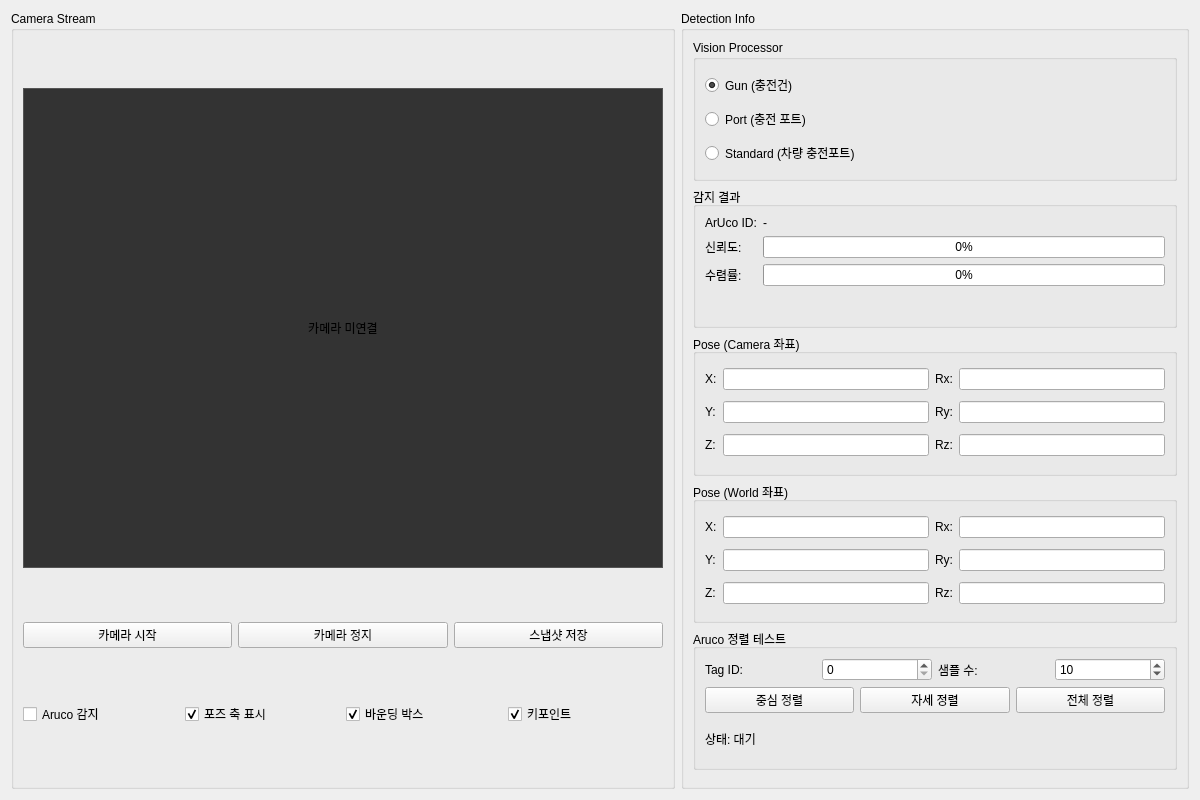
Before: the Qt Designer form ui/tab_vision.ui in kuks2309/Charging_Robot_Operation, drawn with Qt 5.
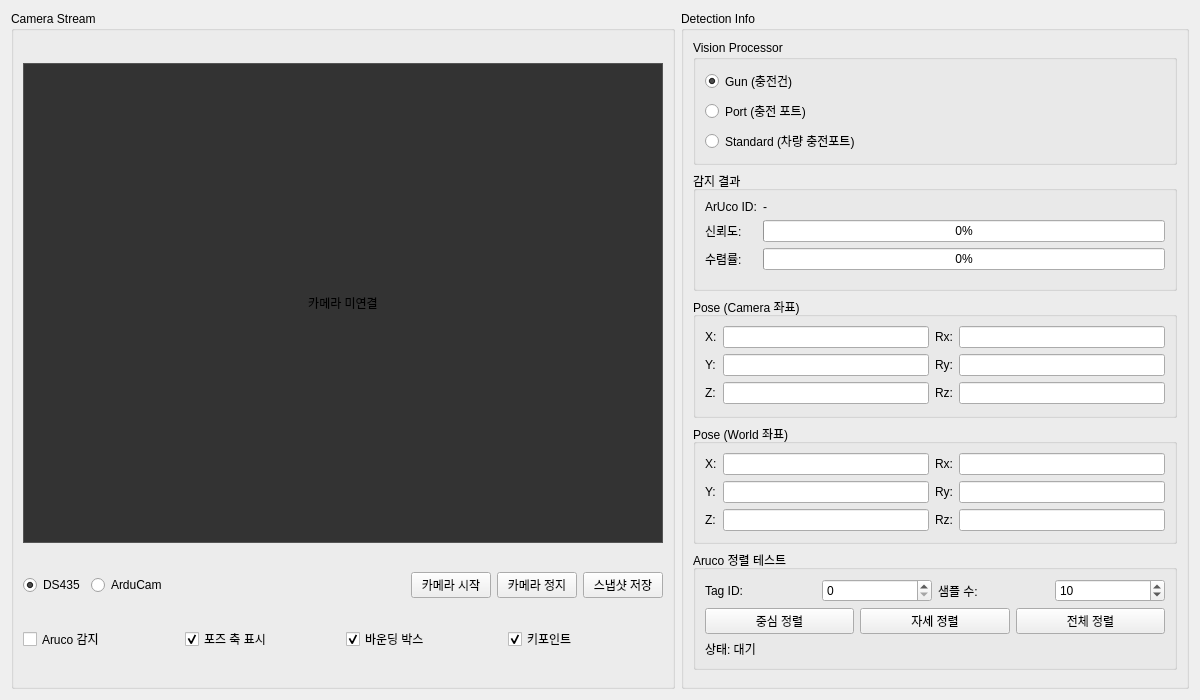
After: the same form once the commit is applied.

Patch:
```diff
--- a/ui/tab_vision.ui
+++ b/ui/tab_vision.ui
@@ -7,7 +7,7 @@
     <x>0</x>
     <y>0</y>
     <width>1200</width>
-    <height>800</height>
+    <height>700</height>
    </rect>
   </property>
   <layout class="QHBoxLayout" name="horizontalLayoutVision">
@@ -52,6 +52,36 @@
       </item>
       <item>
        <layout class="QHBoxLayout" name="horizontalLayoutCameraButtons">
+        <item>
+         <widget class="QRadioButton" name="radioDS435">
+          <property name="text">
+           <string>DS435</string>
+          </property>
+          <property name="checked">
+           <bool>true</bool>
+          </property>
+         </widget>
+        </item>
+        <item>
+         <widget class="QRadioButton" name="radioArduCam">
+          <property name="text">
+           <string>ArduCam</string>
+          </property>
+         </widget>
+        </item>
+        <item>
+         <spacer name="horizontalSpacerCameraSelect">
+          <property name="orientation">
+           <enum>Qt::Horizontal</enum>
+          </property>
+          <property name="sizeHint" stdset="0">
+           <size>
+            <width>20</width>
+            <height>20</height>
+           </size>
+          </property>
+         </spacer>
+        </item>
         <item>
          <widget class="QPushButton" name="btnStartCamera">
           <property name="text">
```
